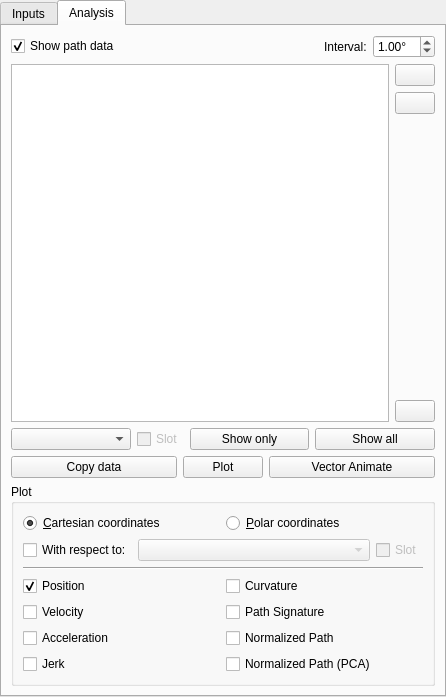
This is pyslvs_ui/widgets/inputs/inputs.ui in KmolYuan/Pyslvs-UI as Qt 5 draws it before an edit. The edited form follows.
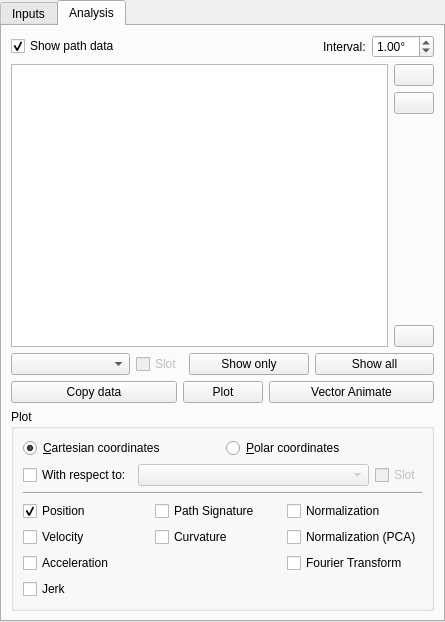
This is the edited form. The open tabs and pages were chosen to show the change. Icons and pictures are not drawn.

Commit message: Improve plot function and add Fourier Transform preview.

What changed in the file:
```diff
--- a/pyslvs_ui/widgets/inputs/inputs.ui
+++ b/pyslvs_ui/widgets/inputs/inputs.ui
@@ -6,8 +6,8 @@
    <rect>
     <x>0</x>
     <y>0</y>
-    <width>446</width>
-    <height>697</height>
+    <width>445</width>
+    <height>622</height>
    </rect>
   </property>
   <property name="windowTitle">
@@ -689,10 +689,10 @@
           </item>
           <item>
            <layout class="QGridLayout" name="gridLayout">
-            <item row="3" column="0">
-             <widget class="QCheckBox" name="plot_jerk">
+            <item row="1" column="2">
+             <widget class="QCheckBox" name="plot_norm_pca">
               <property name="text">
-               <string>Jerk</string>
+               <string>Normalization (PCA)</string>
               </property>
              </widget>
             </item>
@@ -703,10 +703,24 @@
               </property>
              </widget>
             </item>
-            <item row="2" column="0">
-             <widget class="QCheckBox" name="plot_acc">
+            <item row="2" column="2">
+             <widget class="QCheckBox" name="plot_fourier">
               <property name="text">
-               <string>Acceleration</string>
+               <string>Fourier Transform</string>
+              </property>
+             </widget>
+            </item>
+            <item row="3" column="0">
+             <widget class="QCheckBox" name="plot_jerk">
+              <property name="text">
+               <string>Jerk</string>
+              </property>
+             </widget>
+            </item>
+            <item row="0" column="2">
+             <widget class="QCheckBox" name="plot_norm">
+              <property name="text">
+               <string>Normalization</string>
               </property>
              </widget>
             </item>
@@ -720,31 +734,24 @@
               </property>
              </widget>
             </item>
+            <item row="2" column="0">
+             <widget class="QCheckBox" name="plot_acc">
+              <property name="text">
+               <string>Acceleration</string>
+              </property>
+             </widget>
+            </item>
             <item row="0" column="1">
-             <widget class="QCheckBox" name="plot_curvature">
-              <property name="text">
-               <string>Curvature</string>
-              </property>
-             </widget>
-            </item>
-            <item row="1" column="1">
              <widget class="QCheckBox" name="plot_signature">
               <property name="text">
                <string>Path Signature</string>
               </property>
              </widget>
             </item>
-            <item row="2" column="1">
-             <widget class="QCheckBox" name="plot_norm">
+            <item row="1" column="1">
+             <widget class="QCheckBox" name="plot_curvature">
               <property name="text">
-               <string>Normalized Path</string>
-              </property>
-             </widget>
-            </item>
-            <item row="3" column="1">
-             <widget class="QCheckBox" name="plot_norm_pca">
-              <property name="text">
-               <string>Normalized Path (PCA)</string>
+               <string>Curvature</string>
               </property>
              </widget>
             </item>
```
The commit also changes 3 other files.
